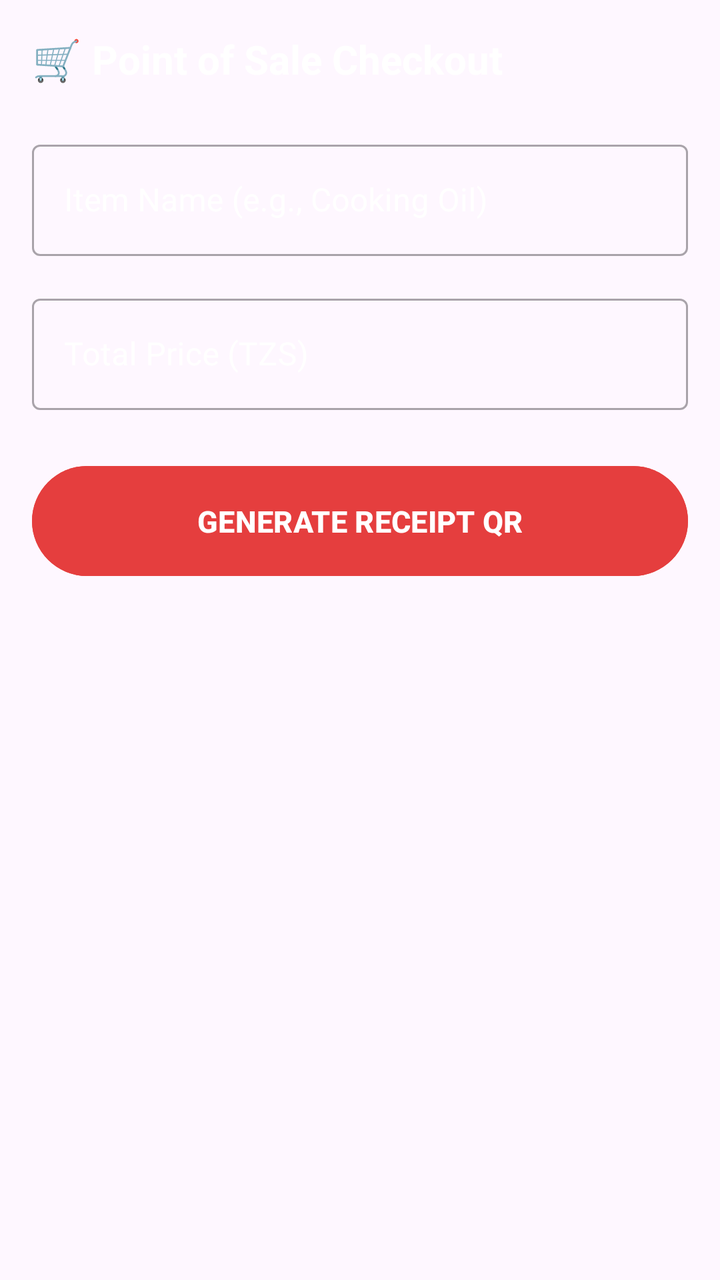
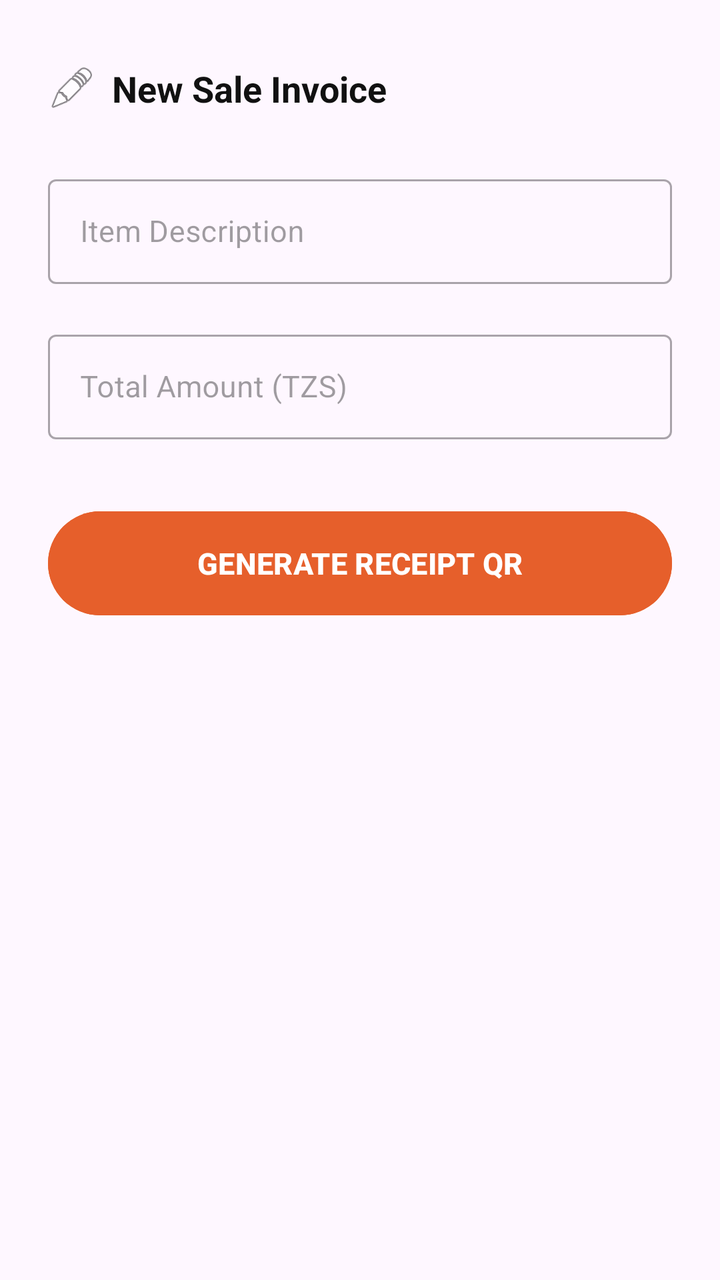

Before-and-after screenshots of an Android layout around one commit, followed by the original layout XML and the change that was made.
<!-- AndroidManifest.xml: application theme Theme.JIJIPOS -->
<!-- res/layout/fragment_content.xml -->
<?xml version="1.0" encoding="utf-8"?>
<ScrollView xmlns:android="http://schemas.android.com/apk/res/android"
    xmlns:app="http://android.com"
    android:layout_width="match_parent"
    android:layout_height="match_parent"
    android:fillViewport="true">

    <LinearLayout
        android:layout_width="match_parent"
        android:layout_height="wrap_content"
        android:orientation="vertical"
        android:padding="16dp">

        <TextView
            android:id="@+id/textFragmentTitle"
            android:layout_width="match_parent"
            android:layout_height="wrap_content"
            android:text="🛒 Point of Sale Checkout"
            android:textColor="@color/white"
            android:textSize="20sp"
            android:textStyle="bold"
            android:layout_marginBottom="24dp" />

        
        <com.google.android.material.textfield.TextInputLayout
            android:layout_width="match_parent"
            android:layout_height="wrap_content"
            android:layout_marginBottom="16dp"
            android:hint="Item Name (e.g., Cooking Oil)"
            android:textColorHint="@color/white"
            app:hintTextColor="@color/white"
            app:boxStrokeColor="@color/white"
            app:boxStrokeWidth="2dp"
            app:boxCornerRadiusTopStart="13dp"
            app:boxCornerRadiusTopEnd="13dp"
            app:boxCornerRadiusBottomStart="13dp"
            app:boxCornerRadiusBottomEnd="13dp"
            style="@style/Widget.MaterialComponents.TextInputLayout.OutlinedBox">

            <com.google.android.material.textfield.TextInputEditText
                android:id="@+id/inputItemName"
                android:layout_width="match_parent"
                android:layout_height="wrap_content"
                android:inputType="text"
                android:textColor="@color/white" />
        </com.google.android.material.textfield.TextInputLayout>

        
        <com.google.android.material.textfield.TextInputLayout
            android:layout_width="match_parent"
            android:layout_height="wrap_content"
            android:layout_marginBottom="24dp"
            android:hint="Total Price (TZS)"
            android:textColorHint="@color/white"
            app:hintTextColor="@color/white"
            app:boxStrokeColor="@color/white"
            app:boxStrokeWidth="2dp"
            app:boxCornerRadiusTopStart="13dp"
            app:boxCornerRadiusTopEnd="13dp"
            app:boxCornerRadiusBottomStart="13dp"
            app:boxCornerRadiusBottomEnd="13dp"
            style="@style/Widget.MaterialComponents.TextInputLayout.OutlinedBox">

            <com.google.android.material.textfield.TextInputEditText
                android:id="@+id/inputItemPrice"
                android:layout_width="match_parent"
                android:layout_height="wrap_content"
                android:inputType="numberDecimal"
                android:textColor="@color/white" />
        </com.google.android.material.textfield.TextInputLayout>

        
        <Button
            android:id="@+id/buttonGenerateInvoice"
            android:layout_width="match_parent"
            android:layout_height="63dp"
            android:backgroundTint="@color/red"
            android:text="GENERATE RECEIPT QR"
            android:textSize="15sp"
            android:textStyle="bold"
            app:cornerRadius="13dp"
            android:layout_marginBottom="24dp"/>

        
        <com.google.android.material.card.MaterialCardView
            android:id="@+id/cardQrDisplayHolder"
            android:layout_width="220dp"
            android:layout_height="220dp"
            android:layout_gravity="center_horizontal"
            app:cardCornerRadius="16dp"
            app:cardElevation="0dp"
            android:backgroundTint="@color/white"
            android:visibility="gone">

            <ImageView
                android:id="@+id/imageQrOutputPlaceholder"
                android:layout_width="match_parent"
                android:layout_height="match_parent"
                android:padding="16dp"
                android:scaleType="fitCenter" />
        </com.google.android.material.card.MaterialCardView>

    </LinearLayout>
</ScrollView>
<!-- resources referenced by this layout -->
<resources>
  <color name="red">#E53E3E</color>
  <color name="white">#FFFFFFFF</color>
  <style name="Theme.JIJIPOS" parent="Base.Theme.JIJIPOS" />
  <style name="Base.Theme.JIJIPOS" parent="Theme.Material3.DayNight.NoActionBar">
          
          
      </style>
</resources>

<!-- the commit's change to res/layout/fragment_content.xml (unified diff, before → after) -->
@@ -3,38 +3,55 @@
     xmlns:app="http://android.com"
     android:layout_width="match_parent"
     android:layout_height="match_parent"
-    android:fillViewport="true">
+    android:fillViewport="true"
+    android:background="@android:color/transparent">
 
     <LinearLayout
         android:layout_width="match_parent"
         android:layout_height="wrap_content"
         android:orientation="vertical"
-        android:padding="16dp">
+        android:paddingHorizontal="24dp"
+        android:paddingVertical="32dp">
 
-        <TextView
-            android:id="@+id/textFragmentTitle"
+        
+        <LinearLayout
             android:layout_width="match_parent"
             android:layout_height="wrap_content"
-            android:text="🛒 Point of Sale Checkout"
-            android:textColor="@color/white"
-            android:textSize="20sp"
-            android:textStyle="bold"
-            android:layout_marginBottom="24dp" />
+            android:orientation="horizontal"
+            android:gravity="center_vertical"
+            android:layout_marginBottom="28dp">
+
+            <ImageView
+                android:layout_width="24dp"
+                android:layout_height="24dp"
+                android:src="@android:drawable/ic_menu_edit"
+                app:tint="#111111" />
+
+            <TextView
+                android:id="@+id/textFragmentTitle"
+                android:layout_width="wrap_content"
+                android:layout_height="wrap_content"
+                android:text="New Sale Invoice"
+                android:textColor="#111111"
+                android:textSize="18sp"
+                android:textStyle="bold"
+                android:layout_marginStart="8dp" />
+        </LinearLayout>
 
         
         <com.google.android.material.textfield.TextInputLayout
             android:layout_width="match_parent"
             android:layout_height="wrap_content"
-            android:layout_marginBottom="16dp"
-            android:hint="Item Name (e.g., Cooking Oil)"
-            android:textColorHint="@color/white"
-            app:hintTextColor="@color/white"
-            app:boxStrokeColor="@color/white"
-            app:boxStrokeWidth="2dp"
-            app:boxCornerRadiusTopStart="13dp"
-            app:boxCornerRadiusTopEnd="13dp"
-            app:boxCornerRadiusBottomStart="13dp"
-            app:boxCornerRadiusBottomEnd="13dp"
+            android:layout_marginBottom="20dp"
+            android:hint="Item Description"
+            android:textColorHint="#66111111"
+            app:hintTextColor="#111111"
+            app:boxStrokeColor="#111111"
+            app:boxStrokeWidth="1.5dp"
+            app:boxCornerRadiusTopStart="14dp"
+            app:boxCornerRadiusTopEnd="14dp"
+            app:boxCornerRadiusBottomStart="14dp"
+            app:boxCornerRadiusBottomEnd="14dp"
             style="@style/Widget.MaterialComponents.TextInputLayout.OutlinedBox">
 
             <com.google.android.material.textfield.TextInputEditText
@@ -42,23 +59,25 @@
                 android:layout_width="match_parent"
                 android:layout_height="wrap_content"
                 android:inputType="text"
-                android:textColor="@color/white" />
+                android:textColor="#111111"
+                android:textSize="15sp"
+                android:paddingVertical="16dp" />
         </com.google.android.material.textfield.TextInputLayout>
 
         
         <com.google.android.material.textfield.TextInputLayout
             android:layout_width="match_parent"
             android:layout_height="wrap_content"
-            android:layout_marginBottom="24dp"
-            android:hint="Total Price (TZS)"
-            android:textColorHint="@color/white"
-            app:hintTextColor="@color/white"
-            app:boxStrokeColor="@color/white"
-            app:boxStrokeWidth="2dp"
-            app:boxCornerRadiusTopStart="13dp"
-            app:boxCornerRadiusTopEnd="13dp"
-            app:boxCornerRadiusBottomStart="13dp"
-            app:boxCornerRadiusBottomEnd="13dp"
+            android:layout_marginBottom="32dp"
+            android:hint="Total Amount (TZS)"
+            android:textColorHint="#66111111"
+            app:hintTextColor="#111111"
+            app:boxStrokeColor="#111111"
+            app:boxStrokeWidth="1.5dp"
+            app:boxCornerRadiusTopStart="14dp"
+            app:boxCornerRadiusTopEnd="14dp"
+            app:boxCornerRadiusBottomStart="14dp"
+            app:boxCornerRadiusBottomEnd="14dp"
             style="@style/Widget.MaterialComponents.TextInputLayout.OutlinedBox">
 
             <com.google.android.material.textfield.TextInputEditText
@@ -66,29 +85,34 @@
                 android:layout_width="match_parent"
                 android:layout_height="wrap_content"
                 android:inputType="numberDecimal"
-                android:textColor="@color/white" />
+                android:textColor="#111111"
+                android:textSize="15sp"
+                android:paddingVertical="16dp" />
         </com.google.android.material.textfield.TextInputLayout>
 
         
         <Button
             android:id="@+id/buttonGenerateInvoice"
             android:layout_width="match_parent"
-            android:layout_height="63dp"
-            android:backgroundTint="@color/red"
+            android:layout_height="60dp"
+            android:backgroundTint="#E65F2B"
             android:text="GENERATE RECEIPT QR"
+            android:textColor="@color/white"
             android:textSize="15sp"
             android:textStyle="bold"
-            app:cornerRadius="13dp"
-            android:layout_marginBottom="24dp"/>
+            app:cornerRadius="30dp"
+            android:layout_marginBottom="28dp" />
 
         
         <com.google.android.material.card.MaterialCardView
             android:id="@+id/cardQrDisplayHolder"
-            android:layout_width="220dp"
-            android:layout_height="220dp"
+            android:layout_width="200dp"
+            android:layout_height="200dp"
             android:layout_gravity="center_horizontal"
             app:cardCornerRadius="16dp"
-            app:cardElevation="0dp"
+            app:cardElevation="2dp"
+            app:strokeWidth="1dp"
+            app:strokeColor="#10000000"
             android:backgroundTint="@color/white"
             android:visibility="gone">
 
@@ -96,7 +120,7 @@
                 android:id="@+id/imageQrOutputPlaceholder"
                 android:layout_width="match_parent"
                 android:layout_height="match_parent"
-                android:padding="16dp"
+                android:padding="12dp"
                 android:scaleType="fitCenter" />
         </com.google.android.material.card.MaterialCardView>
 
<!-- resource entries referenced after the edit -->
@@ -1,6 +1,5 @@
 <!-- resources referenced by this layout -->
 <resources>
-  <color name="red">#E53E3E</color>
   <color name="white">#FFFFFFFF</color>
   <style name="Theme.JIJIPOS" parent="Base.Theme.JIJIPOS" />
   <style name="Base.Theme.JIJIPOS" parent="Theme.Material3.DayNight.NoActionBar">
